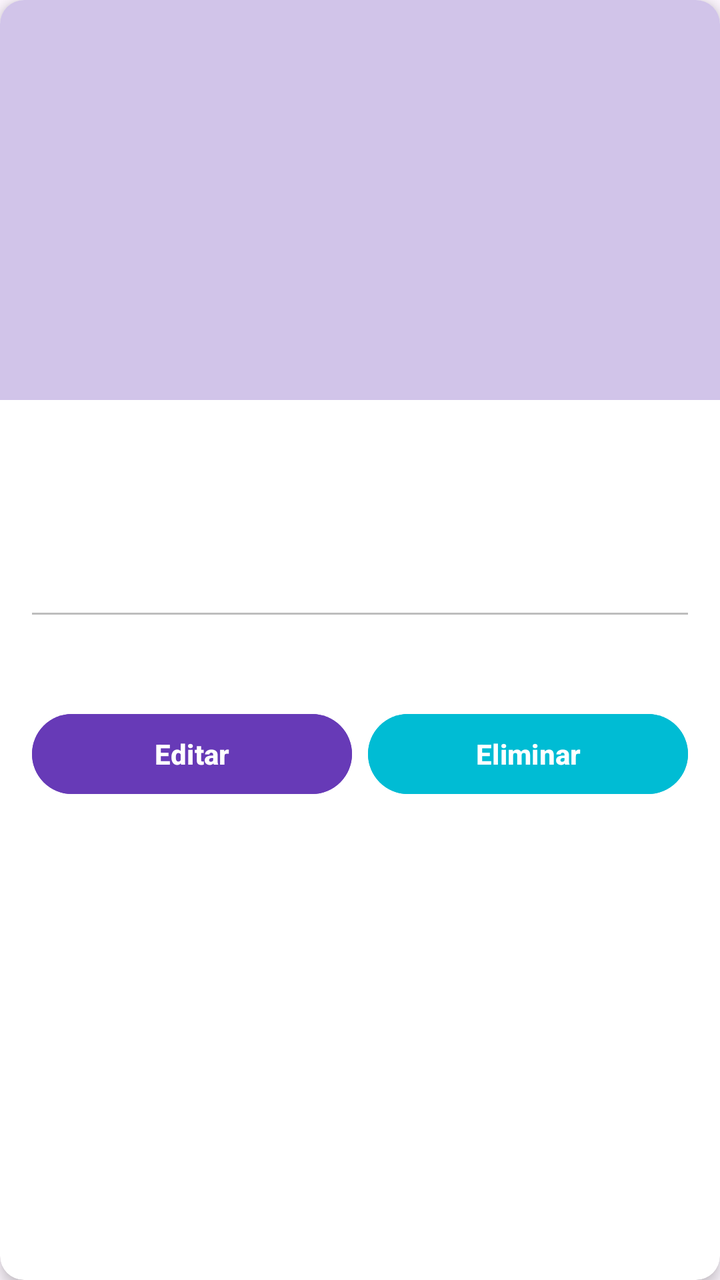
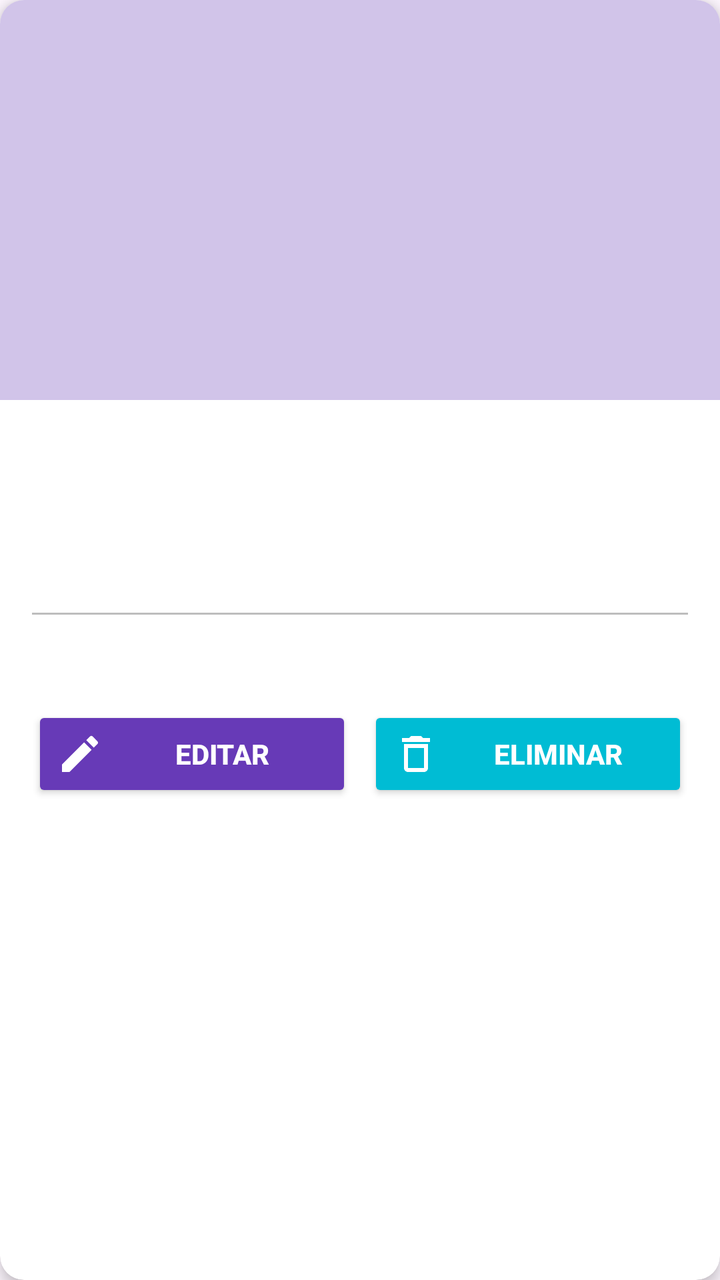

Compare the two renders of this Android layout. The source of the first and the diff that turns it into the second are given below.
<!-- AndroidManifest.xml: application theme Theme.Desafio2_DSM -->
<!-- res/layout/item_destination.xml -->
<?xml version="1.0" encoding="utf-8"?>
<androidx.cardview.widget.CardView
    xmlns:android="http://schemas.android.com/apk/res/android"
    xmlns:app="http://schemas.android.com/apk/res-auto"
    android:layout_width="match_parent"
    android:layout_height="wrap_content"
    android:layout_margin="@dimen/card_margin"
    app:cardBackgroundColor="@color/card_background"
    app:cardCornerRadius="@dimen/card_radius"
    app:cardElevation="@dimen/card_elevation">

    <LinearLayout
        android:layout_width="match_parent"
        android:layout_height="wrap_content"
        android:orientation="vertical">

        <ImageView
            android:id="@+id/destinationImageView"
            android:layout_width="match_parent"
            android:layout_height="@dimen/destination_image_height"
            android:background="@color/primary_light"
            android:contentDescription="@string/select_image"
            android:scaleType="centerCrop" />

        <LinearLayout
            android:layout_width="match_parent"
            android:layout_height="wrap_content"
            android:orientation="vertical"
            android:padding="@dimen/card_padding">

            <TextView
                android:id="@+id/destinationNameTextView"
                android:layout_width="match_parent"
                android:layout_height="wrap_content"
                android:textColor="@color/text_primary"
                android:textSize="@dimen/text_size_title"
                android:textStyle="bold" />

            <TextView
                android:id="@+id/countryTextView"
                android:layout_width="match_parent"
                android:layout_height="wrap_content"
                android:layout_marginTop="@dimen/margin_xsmall"
                android:textColor="@color/text_secondary"
                android:textSize="@dimen/text_size_small" />

            <TextView
                android:id="@+id/priceTextView"
                android:layout_width="match_parent"
                android:layout_height="wrap_content"
                android:layout_marginTop="@dimen/margin_small"
                android:textColor="@color/primary"
                android:textSize="@dimen/text_size_medium"
                android:textStyle="bold" />

            <View
                android:layout_width="match_parent"
                android:layout_height="@dimen/divider_height"
                android:layout_marginTop="@dimen/margin_small"
                android:background="@color/divider" />

            <TextView
                android:id="@+id/descriptionTextView"
                android:layout_width="match_parent"
                android:layout_height="wrap_content"
                android:layout_marginTop="@dimen/margin_small"
                android:textColor="@color/text_secondary"
                android:textSize="@dimen/text_size_normal" />

            <LinearLayout
                android:layout_width="match_parent"
                android:layout_height="wrap_content"
                android:layout_marginTop="@dimen/margin_medium"
                android:orientation="horizontal">

                <Button
                    android:id="@+id/btnEditar"
                    android:layout_width="0dp"
                    android:layout_height="@dimen/button_min_height"
                    android:layout_marginEnd="@dimen/margin_xsmall"
                    android:layout_weight="1"
                    android:backgroundTint="@color/primary"
                    android:text="@string/edit"
                    android:textColor="@color/white"
                    android:textStyle="bold" />

                <Button
                    android:id="@+id/btnEliminar"
                    android:layout_width="0dp"
                    android:layout_height="@dimen/button_min_height"
                    android:layout_marginStart="@dimen/margin_xsmall"
                    android:layout_weight="1"
                    android:backgroundTint="@color/accent"
                    android:text="@string/delete"
                    android:textColor="@color/white"
                    android:textStyle="bold" />

            </LinearLayout>

        </LinearLayout>

    </LinearLayout>

</androidx.cardview.widget.CardView>
<!-- resources referenced by this layout -->
<resources>
  <color name="accent">#00BCD4</color>
  <color name="card_background">#FFFFFF</color>
  <color name="divider">#BDBDBD</color>
  <color name="primary">#673AB7</color>
  <color name="primary_light">#D1C4E9</color>
  <color name="text_primary">#212121</color>
  <color name="text_secondary">#757575</color>
  <color name="white">#FFFFFF</color>
  <dimen name="button_min_height">48dp</dimen>
  <dimen name="card_elevation">4dp</dimen>
  <dimen name="card_margin">8dp</dimen>
  <dimen name="card_padding">16dp</dimen>
  <dimen name="card_radius">12dp</dimen>
  <dimen name="destination_image_height">200dp</dimen>
  <dimen name="divider_height">1dp</dimen>
  <dimen name="margin_medium">16dp</dimen>
  <dimen name="margin_small">8dp</dimen>
  <dimen name="margin_xsmall">4dp</dimen>
  <dimen name="text_size_medium">18sp</dimen>
  <dimen name="text_size_normal">16sp</dimen>
  <dimen name="text_size_small">14sp</dimen>
  <dimen name="text_size_title">20sp</dimen>
  <string name="delete">Eliminar</string>
  <string name="edit">Editar</string>
  <string name="select_image">Seleccionar imagen</string>
  <style name="Theme.Desafio2_DSM" parent="Base.Theme.Desafio2_DSM" />
  <style name="Base.Theme.Desafio2_DSM" parent="Theme.Material3.DayNight.NoActionBar">
          
          
      </style>
</resources>

<!-- the commit's change to res/layout/item_destination.xml (unified diff, before → after) -->
@@ -73,7 +73,7 @@
                 android:layout_marginTop="@dimen/margin_medium"
                 android:orientation="horizontal">
 
-                <Button
+                <androidx.appcompat.widget.AppCompatButton
                     android:id="@+id/btnEditar"
                     android:layout_width="0dp"
                     android:layout_height="@dimen/button_min_height"
@@ -82,9 +82,13 @@
                     android:backgroundTint="@color/primary"
                     android:text="@string/edit"
                     android:textColor="@color/white"
-                    android:textStyle="bold" />
+                    android:textStyle="bold"
+                    android:gravity="center"
+                    android:drawablePadding="6dp"
+                    app:drawableStartCompat="@drawable/ic_edit"
+                    app:drawableTint="@color/white" />
 
-                <Button
+                <androidx.appcompat.widget.AppCompatButton
                     android:id="@+id/btnEliminar"
                     android:layout_width="0dp"
                     android:layout_height="@dimen/button_min_height"
@@ -93,7 +97,11 @@
                     android:backgroundTint="@color/accent"
                     android:text="@string/delete"
                     android:textColor="@color/white"
-                    android:textStyle="bold" />
+                    android:textStyle="bold"
+                    android:gravity="center"
+                    android:drawablePadding="6dp"
+                    app:drawableStartCompat="@drawable/ic_delete"
+                    app:drawableTint="@color/white" />
 
             </LinearLayout>
 
<!-- resource entries referenced after the edit -->
@@ -22,6 +22,30 @@
   <dimen name="text_size_normal">16sp</dimen>
   <dimen name="text_size_small">14sp</dimen>
   <dimen name="text_size_title">20sp</dimen>
+  <!-- drawable ic_delete (drawable) -->
+  <vector xmlns:android="http://schemas.android.com/apk/res/android"
+      android:width="24dp"
+      android:height="24dp"
+      android:viewportWidth="24"
+      android:viewportHeight="24">
+  
+      <path
+          android:fillColor="#FFFFFF"
+          android:pathData="M6,19c0,1.1 0.9,2 2,2h8c1.1,0 2,-0.9 2,-2V7H6zM8,9h8v10H8zM15.5,4l-1,-1h-5l-1,1H5v2h14V4z" />
+  
+  </vector>
+  <!-- drawable ic_edit (drawable) -->
+  <vector xmlns:android="http://schemas.android.com/apk/res/android"
+      android:width="24dp"
+      android:height="24dp"
+      android:viewportWidth="24"
+      android:viewportHeight="24">
+  
+      <path
+          android:fillColor="#FFFFFF"
+          android:pathData="M3,17.25V21h3.75L17.81,9.94l-3.75,-3.75L3,17.25zM20.71,7.04c0.39,-0.39 0.39,-1.02 0,-1.41l-2.34,-2.34a0.9959,0.9959 0,0 0,-1.41 0l-1.83,1.83 3.75,3.75z" />
+  
+  </vector>
   <string name="delete">Eliminar</string>
   <string name="edit">Editar</string>
   <string name="select_image">Seleccionar imagen</string>
